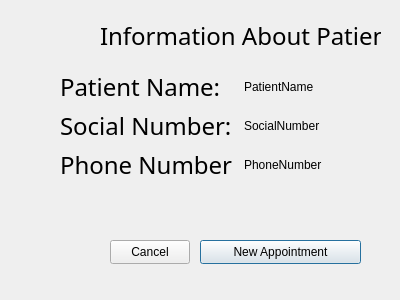
The window that GroupFour_DoctorsOffice/patientpage.ui (KittimasakBunrat/GroupFour_DoctorsOffice) describes before a commit, drawn with Qt 5.
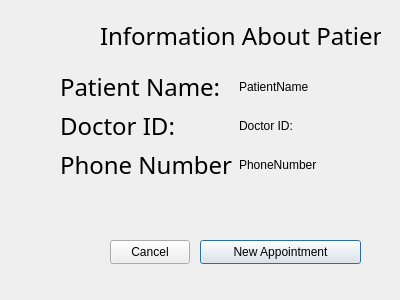
The same window after the commit.

```diff
--- a/GroupFour_DoctorsOffice/patientpage.ui
+++ b/GroupFour_DoctorsOffice/patientpage.ui
@@ -58,7 +58,7 @@
     <string>Cancel</string>
    </property>
   </widget>
-  <widget class="QWidget" name="">
+  <widget class="QWidget" name="layoutWidget">
    <property name="geometry">
     <rect>
      <x>60</x>
@@ -92,7 +92,7 @@
          </font>
         </property>
         <property name="text">
-         <string>Social Number: </string>
+         <string>Doctor ID: </string>
         </property>
        </widget>
       </item>
@@ -123,7 +123,7 @@
       <item>
        <widget class="QLabel" name="label_SocialNumber">
         <property name="text">
-         <string>SocialNumber</string>
+         <string>Doctor ID: </string>
         </property>
        </widget>
       </item>
```
Left out of the diff: 2 changed lines with no effect on the pictures.
